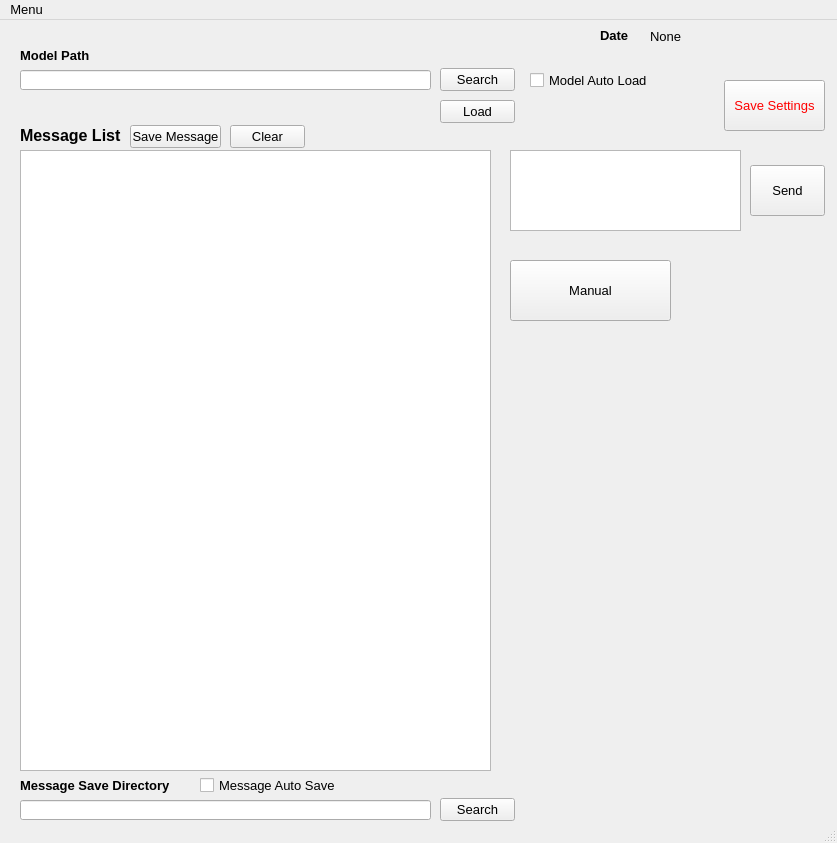
Above: chatbot_ui.ui from leeys507/Public_AI_Project before the change. Below: the same form after it.
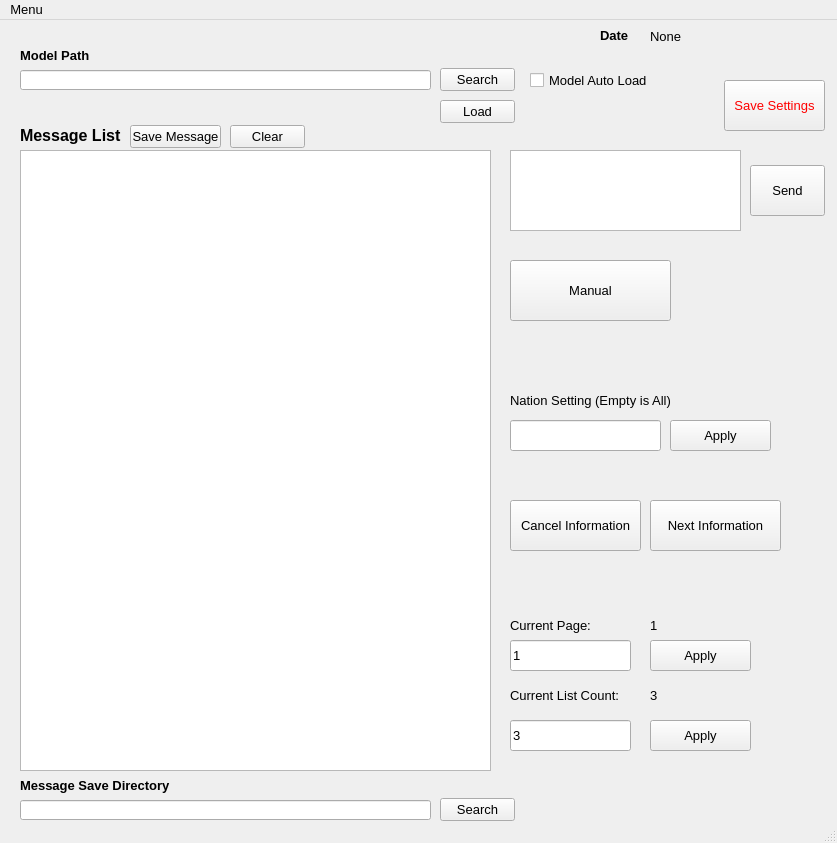
That is the form after the change.

What changed in the file:
```diff
--- a/chatbot_ui.ui
+++ b/chatbot_ui.ui
@@ -187,27 +187,6 @@
      <string>Message Save Directory</string>
     </property>
    </widget>
-   <widget class="QCheckBox" name="messageAutoSaveCheckBox">
-    <property name="geometry">
-     <rect>
-      <x>200</x>
-      <y>750</y>
-      <width>141</width>
-      <height>31</height>
-     </rect>
-    </property>
-    <property name="font">
-     <font>
-      <pointsize>10</pointsize>
-     </font>
-    </property>
-    <property name="text">
-     <string>Message Auto Save</string>
-    </property>
-    <property name="checked">
-     <bool>false</bool>
-    </property>
-   </widget>
    <widget class="QPushButton" name="messageListSaveButton">
     <property name="geometry">
      <rect>
@@ -327,6 +306,184 @@
      <string>Clear</string>
     </property>
    </widget>
+   <widget class="QPushButton" name="nationSettingButton">
+    <property name="geometry">
+     <rect>
+      <x>670</x>
+      <y>400</y>
+      <width>101</width>
+      <height>31</height>
+     </rect>
+    </property>
+    <property name="text">
+     <string>Apply</string>
+    </property>
+   </widget>
+   <widget class="QLineEdit" name="nationTextBox">
+    <property name="geometry">
+     <rect>
+      <x>510</x>
+      <y>400</y>
+      <width>151</width>
+      <height>31</height>
+     </rect>
+    </property>
+    <property name="text">
+     <string/>
+    </property>
+    <property name="maxLength">
+     <number>100</number>
+    </property>
+   </widget>
+   <widget class="QLabel" name="label_5">
+    <property name="geometry">
+     <rect>
+      <x>510</x>
+      <y>370</y>
+      <width>171</width>
+      <height>21</height>
+     </rect>
+    </property>
+    <property name="text">
+     <string>Nation Setting (Empty is All)</string>
+    </property>
+   </widget>
+   <widget class="QPushButton" name="nextButton">
+    <property name="geometry">
+     <rect>
+      <x>650</x>
+      <y>480</y>
+      <width>131</width>
+      <height>51</height>
+     </rect>
+    </property>
+    <property name="text">
+     <string>Next Information</string>
+    </property>
+   </widget>
+   <widget class="QPushButton" name="cancelButton">
+    <property name="geometry">
+     <rect>
+      <x>510</x>
+      <y>480</y>
+      <width>131</width>
+      <height>51</height>
+     </rect>
+    </property>
+    <property name="text">
+     <string>Cancel Information</string>
+    </property>
+   </widget>
+   <widget class="QLabel" name="pageLabel">
+    <property name="geometry">
+     <rect>
+      <x>650</x>
+      <y>590</y>
+      <width>91</width>
+      <height>31</height>
+     </rect>
+    </property>
+    <property name="text">
+     <string>1</string>
+    </property>
+   </widget>
+   <widget class="QLabel" name="label_6">
+    <property name="geometry">
+     <rect>
+      <x>510</x>
+      <y>590</y>
+      <width>91</width>
+      <height>31</height>
+     </rect>
+    </property>
+    <property name="text">
+     <string>Current Page: </string>
+    </property>
+   </widget>
+   <widget class="QLabel" name="listCountLabel">
+    <property name="geometry">
+     <rect>
+      <x>650</x>
+      <y>660</y>
+      <width>91</width>
+      <height>31</height>
+     </rect>
+    </property>
+    <property name="text">
+     <string>3</string>
+    </property>
+   </widget>
+   <widget class="QLabel" name="label_7">
+    <property name="geometry">
+     <rect>
+      <x>510</x>
+      <y>660</y>
+      <width>121</width>
+      <height>31</height>
+     </rect>
+    </property>
+    <property name="text">
+     <string>Current List Count:</string>
+    </property>
+   </widget>
+   <widget class="QLineEdit" name="currentListCountTextBox">
+    <property name="geometry">
+     <rect>
+      <x>510</x>
+      <y>700</y>
+      <width>121</width>
+      <height>31</height>
+     </rect>
+    </property>
+    <property name="text">
+     <string>3</string>
+    </property>
+    <property name="maxLength">
+     <number>10</number>
+    </property>
+   </widget>
+   <widget class="QLineEdit" name="currentPageTextBox">
+    <property name="geometry">
+     <rect>
+      <x>510</x>
+      <y>620</y>
+      <width>121</width>
+      <height>31</height>
+     </rect>
+    </property>
+    <property name="text">
+     <string>1</string>
+    </property>
+    <property name="maxLength">
+     <number>10</number>
+    </property>
+   </widget>
+   <widget class="QPushButton" name="currentPageSettingButton">
+    <property name="geometry">
+     <rect>
+      <x>650</x>
+      <y>620</y>
+      <width>101</width>
+      <height>31</height>
+     </rect>
+    </property>
+    <property name="text">
+     <string>Apply</string>
+    </property>
+   </widget>
+   <widget class="QPushButton" name="currentListCountSettingButton">
+    <property name="geometry">
+     <rect>
+      <x>650</x>
+      <y>700</y>
+      <width>101</width>
+      <height>31</height>
+     </rect>
+    </property>
+    <property name="text">
+     <string>Apply</string>
+    </property>
+   </widget>
   </widget>
   <widget class="QMenuBar" name="menubar">
    <property name="geometry">
```
